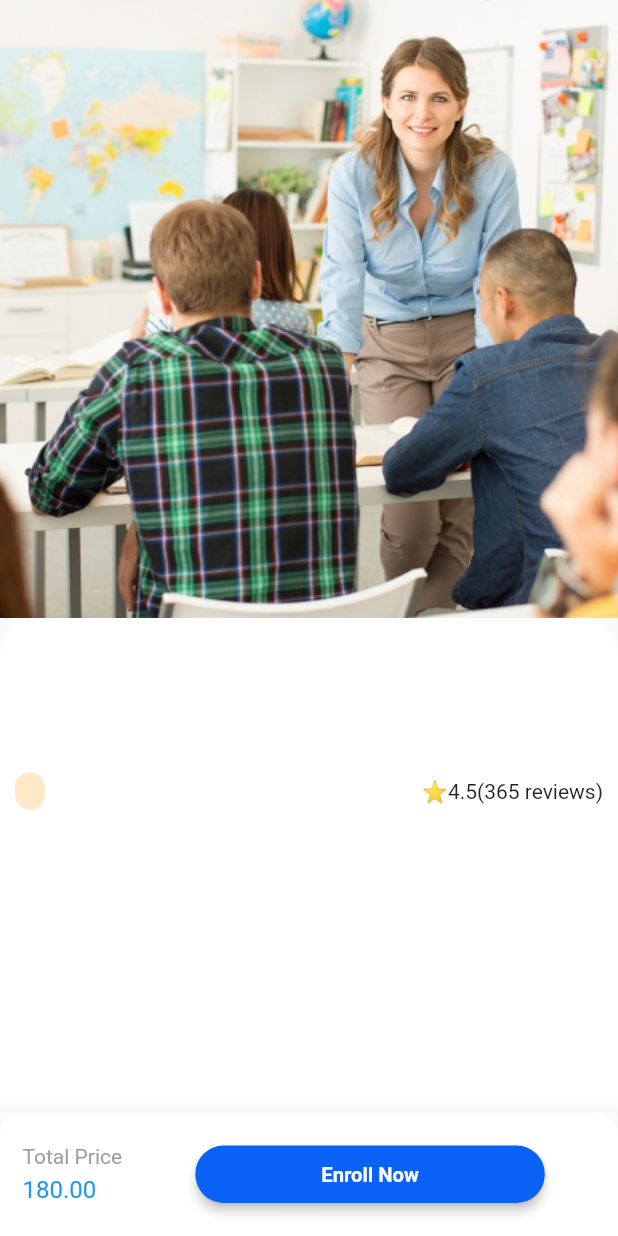
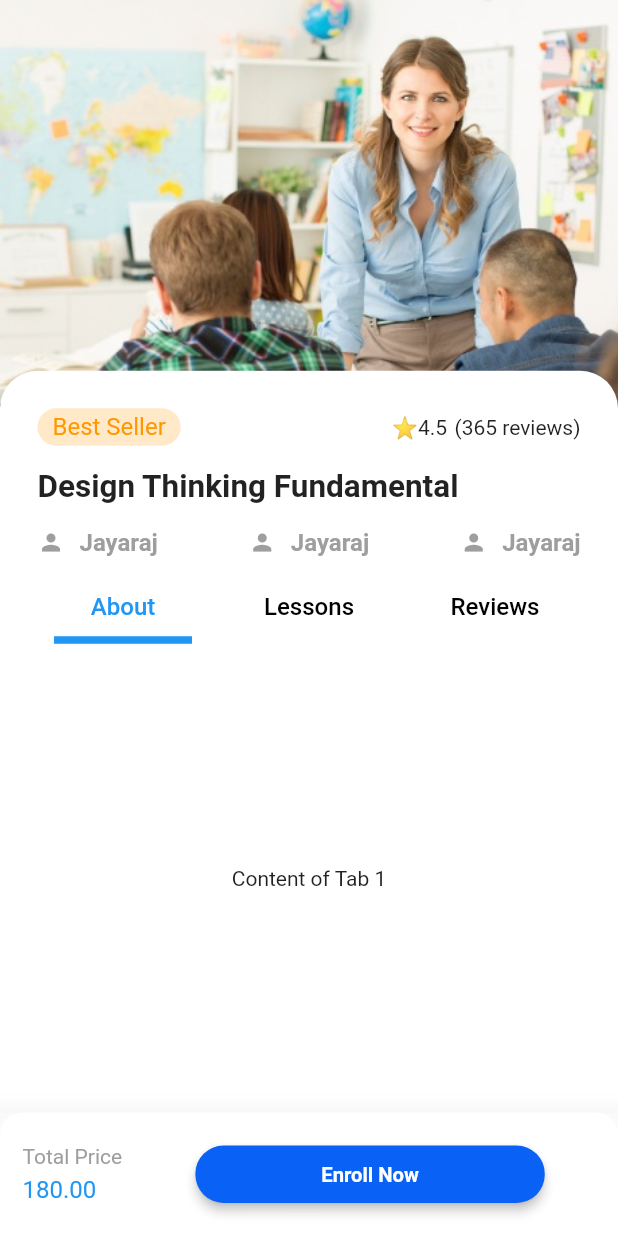
Before and after one commit to JayarajChippada/E-learning, a Flutter app: the CourseDetailsScreen screen opened directly, on a phone screen of 412 x 824 dp. Run offline on Flutter 3.47's test engine with Material 2 defaults, Android fonts, the phone set to English and light mode, and no system bars; our stand-ins replace unicons.

Commit message:
Working on Course Overview Widget

```diff
--- a/lib/authentication/screens/profile_screen.dart
+++ b/lib/authentication/screens/profile_screen.dart
@@ -1,5 +1,5 @@
 import 'package:e_learning/authentication/screens/signup_screen.dart';
-import 'package:e_learning/home/widgets/bottombar.dart';
+import 'package:e_learning/features/home/widgets/bottombar.dart';
 import 'package:flutter/material.dart';
 
 import '../../welcome_screens/widgets/button.dart';
--- a/lib/home/screens/mycourses_screen.dart
+++ b/lib/features/home/screens/mycourses_screen.dart
@@ -1,6 +1,6 @@
 import 'dart:math';
 
-import 'package:e_learning/home/widgets/ongoing.dart';
+import 'package:e_learning/features/home/widgets/ongoing.dart';
 import 'package:flutter/material.dart';
 
 class CoursesScreen extends StatelessWidget {
--- a/lib/home/widgets/bottombar.dart
+++ b/lib/features/home/widgets/bottombar.dart
@@ -1,5 +1,5 @@
-import 'package:e_learning/home/screens/home_screen.dart';
-import 'package:e_learning/home/screens/mycourses_screen.dart';
+import 'package:e_learning/features/home/screens/home_screen.dart';
+import 'package:e_learning/features/home/screens/mycourses_screen.dart';
 import 'package:flutter/material.dart';
 import 'package:unicons/unicons.dart';
 
--- /dev/null
+++ b/lib/features/home/widgets/course_overview.dart
@@ -0,0 +1,184 @@
+import 'package:flutter/material.dart';
+
+class CourseOverview extends StatelessWidget {
+  const CourseOverview({super.key});
+
+  @override
+  Widget build(BuildContext context) {
+    return Container(
+      decoration: const BoxDecoration(
+        borderRadius: BorderRadius.only(
+          topLeft: Radius.circular(25),
+          topRight: Radius.circular(25),
+        ),
+        color: Colors.white
+      ),
+      child: Column(
+        children: [
+            Container(
+              padding: const EdgeInsets.only(
+                top: 25,
+                left: 25,
+                right: 25,
+                bottom: 10
+              ),
+              child: Column(
+                crossAxisAlignment: CrossAxisAlignment.start,
+                children: [
+                  Row(
+                    mainAxisAlignment: MainAxisAlignment.spaceBetween,
+                    children: [
+                      Container(
+                      padding: const EdgeInsets.only(
+                          left: 10, right: 10, top: 3, bottom: 3),
+                      decoration: BoxDecoration(
+                          color: Colors.orange.shade100.withOpacity(0.7),
+                          borderRadius: BorderRadius.circular(40)),
+                      child: const Text(
+                        "Best Seller",
+                        style:  TextStyle(
+                            color: Colors.orange,
+                            fontSize: 16,
+                            fontWeight: FontWeight.w400),
+                      ),
+                    ),
+                    Row(
+                      children: [
+                        Container(
+                          child: Text("⭐"),
+                        ),
+                        const Text("4.5"),
+                        const SizedBox(
+                          width: 5,
+                        ),
+                        const Text("(365 reviews)")
+                      ],
+                    ),
+                    ],
+                  ),
+                  const SizedBox(height: 15,),
+                  const FittedBox(
+                    child: Text(
+                  "Design Thinking Fundamental",
+                  style:  TextStyle(
+                    fontWeight: FontWeight.bold,
+                    fontSize: 21,
+                  ),
+                )),
+                const SizedBox(
+                  height: 15,
+                ),
+                Row(
+                  mainAxisAlignment: MainAxisAlignment.spaceBetween,
+                  children: [
+                    Row(
+                      crossAxisAlignment: CrossAxisAlignment.center,
+                      children: const [
+                         Icon(
+                          Icons.person,
+                          size: 18,
+                          color: Colors.grey,
+                        ),
+                         SizedBox(
+                          width: 10,
+                        ),
+                        Text(
+                          "Jayaraj",
+                          style:  TextStyle(
+                              color: Colors.grey,
+                              fontSize: 16,
+                              fontWeight: FontWeight.bold),
+                        ),
+                      ],
+                    ),
+                    Row(
+                      crossAxisAlignment: CrossAxisAlignment.center,
+                      children: const [
+                        Icon(
+                          Icons.person,
+                          size: 18,
+                          color: Colors.grey,
+                        ),
+                        SizedBox(
+                          width: 10,
+                        ),
+                        Text(
+                          "Jayaraj",
+                          style: TextStyle(
+                              color: Colors.grey,
+                              fontSize: 16,
+                              fontWeight: FontWeight.bold),
+                        ),
+                      ],
+                    ),
+                    Row(
+                      crossAxisAlignment: CrossAxisAlignment.center,
+                      children: const [
+                        Icon(
+                          Icons.person,
+                          size: 18,
+                          color: Colors.grey,
+                        ),
+                        SizedBox(
+                          width: 10,
+                        ),
+                        Text(
+                          "Jayaraj",
+                          style: TextStyle(
+                              color: Colors.grey,
+                              fontSize: 16,
+                              fontWeight: FontWeight.bold),
+                        ),
+                      ],
+                    ),
+                  ],
+                ),
+                ],
+              ),
+            ),
+           const TabBar(
+            labelStyle: TextStyle(
+              fontSize: 16,
+              fontWeight: FontWeight.w500,
+
+            ),
+            unselectedLabelColor: Colors.black,
+            labelColor: Colors.blue,
+            indicator: UnderlineTabIndicator(
+              borderSide: BorderSide(width: 5.0, color: Colors.blue),
+              insets: EdgeInsets.symmetric(horizontal: 16.0),
+            ),
+            padding: EdgeInsets.symmetric(horizontal: 20),
+            indicatorSize: TabBarIndicatorSize.tab,
+            tabs: [
+              Tab(text: 'About'),
+              Tab(text: 'Lessons'),
+              Tab(text: 'Reviews'),
+            ],
+          ),
+
+          Expanded(
+            child: TabBarView(
+              children: [
+                Center(
+                  child: Text('Content of Tab 1'),
+                ),
+
+                // Content of Tab 2
+                Center(
+                  child: Text('Content of Tab 2'),
+                ),
+
+                // Content of Tab 3
+                Center(
+                  child: Text('Content of Tab 3'),
+                ),
+              ],
+            ),
+          )
+
+        ],
+      ),
+    );
+  }
+}
--- a/lib/home/widgets/ongoing.dart
+++ b/lib/features/home/widgets/ongoing.dart
@@ -1,7 +1,7 @@
-import 'package:e_learning/home/widgets/card.dart';
+import 'package:e_learning/features/home/widgets/card.dart';
 import 'package:flutter/material.dart';
 
-import '../../pages/course_details_screen.dart';
+import '../../../pages/course_details_screen.dart';
 
 class OngoingView extends StatelessWidget {
   OngoingView({super.key});
--- a/lib/main.dart
+++ b/lib/main.dart
@@ -1,6 +1,6 @@
 import 'package:e_learning/authentication/screens/password_screen.dart';
 import 'package:e_learning/authentication/screens/profile_screen.dart';
-import 'package:e_learning/home/widgets/bottombar.dart';
+import 'package:e_learning/features/home/widgets/bottombar.dart';
 import 'package:e_learning/welcome_screens/screens/splash_screen.dart';
 import 'package:flutter/material.dart';
 
--- a/lib/pages/category_screen.dart
+++ b/lib/pages/category_screen.dart
@@ -1,5 +1,5 @@
-import 'package:e_learning/home/widgets/bottombar.dart';
-import 'package:e_learning/home/widgets/category.dart';
+import 'package:e_learning/features/home/widgets/bottombar.dart';
+import 'package:e_learning/features/home/widgets/category.dart';
 import 'package:e_learning/welcome_screens/widgets/circlur_button.dart';
 import 'package:flutter/material.dart';
 
--- a/lib/pages/course_details_screen.dart
+++ b/lib/pages/course_details_screen.dart
@@ -1,9 +1,10 @@
+import 'package:e_learning/features/home/widgets/course_overview.dart';
 import 'package:flutter/material.dart';
-import 'package:e_learning/home/widgets/card.dart';
-import 'package:e_learning/home/widgets/category.dart';
-import 'package:e_learning/home/widgets/course.dart';
-import 'package:e_learning/home/widgets/mentor.dart';
-import 'package:e_learning/home/widgets/search_bar.dart';
+import 'package:e_learning/features/home/widgets/card.dart';
+import 'package:e_learning/features/home/widgets/category.dart';
+import 'package:e_learning/features/home/widgets/course.dart';
+import 'package:e_learning/features/home/widgets/mentor.dart';
+import 'package:e_learning/features/home/widgets/search_bar.dart';
 import 'package:e_learning/pages/category_screen.dart';
 
 import '../welcome_screens/widgets/button.dart';
@@ -25,7 +26,9 @@ class CourseDetailsScreen extends StatelessWidget {
 
   @override
   Widget build(BuildContext context) {
-    return Scaffold(
+    return DefaultTabController(
+      length: 3,
+      child: Scaffold(
         bottomNavigationBar: Material(
           elevation: 18,
           child: Container(
@@ -70,74 +73,32 @@ class CourseDetailsScreen extends StatelessWidget {
                 ),
           ),
         ),
-      body: Container(
+        body: SizedBox(
           height: double.infinity,
           width: double.infinity,
 
-        child: Column(
+          child:  Stack(
             children: [
-            Stack(
-              children: [
-                Image.asset(
+              Positioned(
+                top: 0,
+                left: 0,
+                right: 0,
+                child: Image.asset(
                   "assets/images/course2.jpeg",
                   height: MediaQuery.of(context).size.width,
                   fit: BoxFit.cover,
-                  // width: 241.25,
-                ),
-              ],
-            ),
-            Expanded(
-              child: Container(
-                padding: const EdgeInsets.only(
-                  top: 10,
-                  left: 10,
-                  right: 10
-                ),
-                decoration: const BoxDecoration(
-                  borderRadius: BorderRadius.only(
-                    topLeft: Radius.circular(25),
-                    topRight: Radius.circular(25),
-                  ),
-                  color: Colors.white,
-                ),
-                child: Column(
-                  mainAxisAlignment: MainAxisAlignment.spaceEvenly,
-                  children: [
-                    Row(
-                      mainAxisAlignment: MainAxisAlignment.spaceBetween,
-                      children: [
-                        Container(
-                          padding: const EdgeInsets.only(
-                              left: 10, right: 10, top: 3, bottom: 3),
-                          decoration: BoxDecoration(
-                              color: Colors.orange.shade100.withOpacity(0.7),
-                              borderRadius: BorderRadius.circular(40)),
-                          child: Text(
-                            label,
-                            style: const TextStyle(
-                                color: Colors.orange,
-                                fontSize: 16,
-                                fontWeight: FontWeight.w400),
                 ),
               ),
-                        Row(
-                          children: [
-                            Container(
-                              child: Text("⭐"),
+               Positioned(
+                top: MediaQuery.of(context).size.height*0.3,
+                bottom: 0,
+                child: Container(
+                  width: MediaQuery.of(context).size.width,
+                  child: CourseOverview(),
                 ),
-                            const Text("4.5"),
-                            const Text("(365 reviews)")
+              )
             ],
-                        ),
-                      ],
-                    ),
-                    Text(title),
-
-                  ],
-                ),
-              ),
-            ),
-          ],
+          )
         ),
       ),
     );
```
Also changed, not shown: lib/features/home/screens/home_screen.dart (renamed from lib/home/screens/home_screen.dart, +5 -5 lines), lib/features/home/widgets/card.dart (renamed from lib/home/widgets/card.dart), lib/features/home/widgets/category.dart (renamed from lib/home/widgets/category.dart), lib/features/home/widgets/course.dart (renamed from lib/home/widgets/course.dart), lib/features/home/widgets/mentor.dart (renamed from lib/home/widgets/mentor.dart), lib/features/home/widgets/search_bar.dart (renamed from lib/home/widgets/search_bar.dart). Lines whose indentation alone changed are shown as unchanged.
